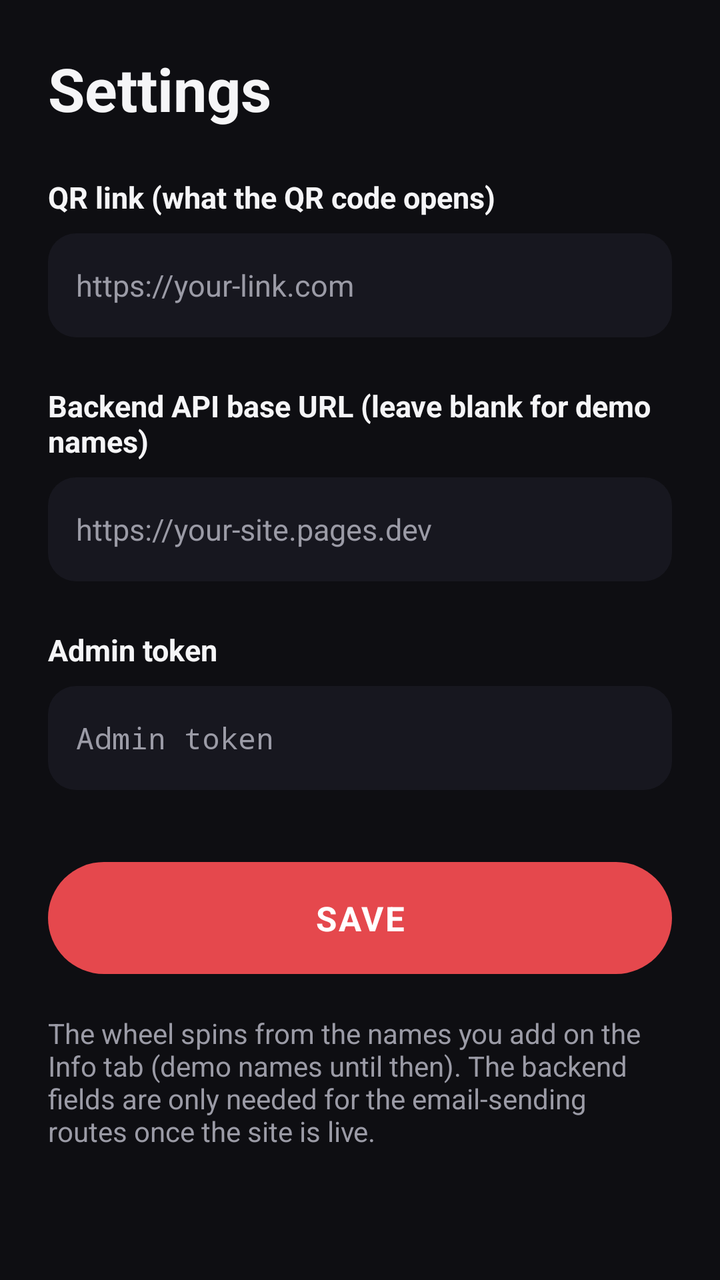
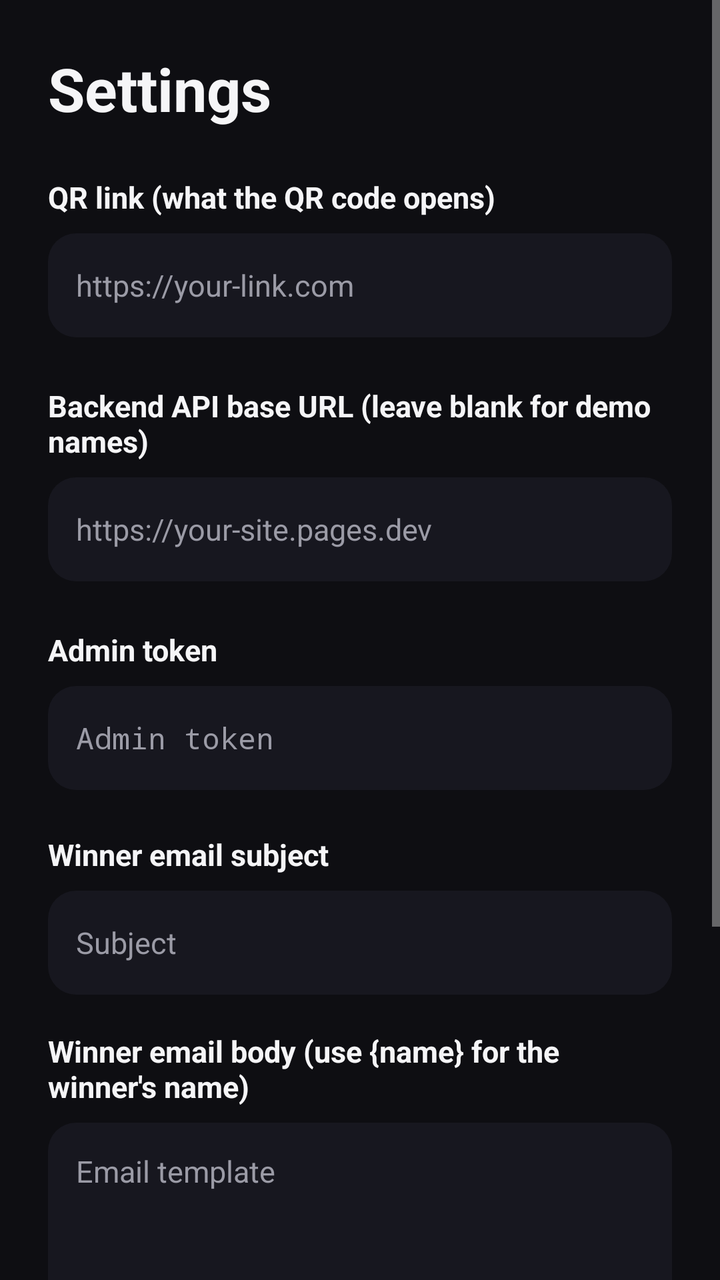

Before-and-after screenshots of an Android layout around one commit, followed by the original layout XML and the change that was made.
<!-- AndroidManifest.xml: application theme AppTheme -->
<!-- res/layout/activity_settings.xml -->
<?xml version="1.0" encoding="utf-8"?>
<ScrollView xmlns:android="http://schemas.android.com/apk/res/android"
    android:layout_width="match_parent"
    android:layout_height="match_parent"
    android:fillViewport="true"
    android:background="@color/bg">
    <LinearLayout
        android:orientation="vertical"
        android:layout_width="match_parent"
        android:layout_height="wrap_content"
        android:padding="24dp">
        <TextView
            android:layout_width="wrap_content"
            android:layout_height="wrap_content"
            android:text="Settings"
            android:textColor="@color/text"
            android:textSize="30sp"
            android:textStyle="bold"
            android:layout_marginBottom="24dp" />
        <TextView
            android:layout_width="wrap_content"
            android:layout_height="wrap_content"
            android:text="QR link (what the QR code opens)"
            android:textColor="@color/text"
            android:textSize="15sp"
            android:textStyle="bold" />
        <EditText
            android:id="@+id/inSignupUrl"
            android:layout_width="match_parent"
            android:layout_height="52dp"
            android:layout_marginTop="8dp"
            android:background="@drawable/bg_input_dark"
            android:padding="14dp"
            android:textColor="@color/text"
            android:textColorHint="@color/text_dim"
            android:hint="https://your-link.com"
            android:inputType="textUri"
            android:textSize="15sp" />
        <TextView
            android:layout_width="wrap_content"
            android:layout_height="wrap_content"
            android:text="Backend API base URL (leave blank for demo names)"
            android:textColor="@color/text"
            android:textSize="15sp"
            android:textStyle="bold"
            android:layout_marginTop="24dp" />
        <EditText
            android:id="@+id/inApiBase"
            android:layout_width="match_parent"
            android:layout_height="52dp"
            android:layout_marginTop="8dp"
            android:background="@drawable/bg_input_dark"
            android:padding="14dp"
            android:textColor="@color/text"
            android:textColorHint="@color/text_dim"
            android:hint="https://your-site.pages.dev"
            android:inputType="textUri"
            android:textSize="15sp" />
        <TextView
            android:layout_width="wrap_content"
            android:layout_height="wrap_content"
            android:text="Admin token"
            android:textColor="@color/text"
            android:textSize="15sp"
            android:textStyle="bold"
            android:layout_marginTop="24dp" />
        <EditText
            android:id="@+id/inAdminToken"
            android:layout_width="match_parent"
            android:layout_height="52dp"
            android:layout_marginTop="8dp"
            android:background="@drawable/bg_input_dark"
            android:padding="14dp"
            android:textColor="@color/text"
            android:textColorHint="@color/text_dim"
            android:hint="Admin token"
            android:inputType="textPassword"
            android:textSize="15sp" />
        <TextView
            android:id="@+id/btnSave"
            android:layout_width="match_parent"
            android:layout_height="56dp"
            android:layout_marginTop="36dp"
            android:background="@drawable/bg_button_red"
            android:gravity="center"
            android:text="SAVE"
            android:textColor="#FFFFFFFF"
            android:textSize="17sp"
            android:textStyle="bold"
            android:letterSpacing="0.05" />
        <TextView
            android:layout_width="wrap_content"
            android:layout_height="wrap_content"
            android:text="The wheel spins from the names you add on the Info tab (demo names until then). The backend fields are only needed for the email-sending routes once the site is live."
            android:textColor="@color/text_dim"
            android:textSize="14sp"
            android:layout_marginTop="20dp" />
    </LinearLayout>
</ScrollView>
<!-- resources referenced by this layout -->
<resources>
  <color name="bg">#FF0E0E12</color>
  <color name="text">#FFF5F5F7</color>
  <color name="text_dim">#FF9B9BA6</color>
  <!-- drawable bg_button_red (drawable) -->
  <?xml version="1.0" encoding="utf-8"?>
  <selector xmlns:android="http://schemas.android.com/apk/res/android">
      <item android:state_pressed="true">
          <shape android:shape="rectangle"><solid android:color="#FFC93A3F" /><corners android:radius="28dp" /></shape>
      </item>
      <item android:state_enabled="false">
          <shape android:shape="rectangle"><solid android:color="#FF5A2A2D" /><corners android:radius="28dp" /></shape>
      </item>
      <item>
          <shape android:shape="rectangle"><solid android:color="#FFE5484D" /><corners android:radius="28dp" /></shape>
      </item>
  </selector>
  <!-- drawable bg_input_dark (drawable) -->
  <?xml version="1.0" encoding="utf-8"?>
  <shape xmlns:android="http://schemas.android.com/apk/res/android" android:shape="rectangle">
      <solid android:color="#FF17171F" />
      <corners android:radius="14dp" />
  </shape>
  <style name="AppTheme" parent="android:Theme.Material.NoActionBar">
          <item name="android:windowBackground">@color/bg</item>
          <item name="android:statusBarColor">@color/bg</item>
          <item name="android:navigationBarColor">@color/bg</item>
          <item name="android:colorAccent">@color/accent</item>
      </style>
  <color name="accent">#FFE5484D</color>
</resources>

<!-- the commit's change to res/layout/activity_settings.xml (unified diff, before → after) -->
@@ -77,6 +77,47 @@
             android:inputType="textPassword"
             android:textSize="15sp" />
         <TextView
+            android:layout_width="wrap_content"
+            android:layout_height="wrap_content"
+            android:layout_marginTop="22dp"
+            android:text="Winner email subject"
+            android:textColor="@color/text"
+            android:textSize="15sp"
+            android:textStyle="bold" />
+        <EditText
+            android:id="@+id/inWinSubject"
+            android:layout_width="match_parent"
+            android:layout_height="52dp"
+            android:layout_marginTop="8dp"
+            android:background="@drawable/bg_input_dark"
+            android:padding="14dp"
+            android:textColor="@color/text"
+            android:textColorHint="@color/text_dim"
+            android:hint="Subject"
+            android:textSize="15sp" />
+        <TextView
+            android:layout_width="wrap_content"
+            android:layout_height="wrap_content"
+            android:layout_marginTop="18dp"
+            android:text="Winner email body (use {name} for the winner's name)"
+            android:textColor="@color/text"
+            android:textSize="15sp"
+            android:textStyle="bold" />
+        <EditText
+            android:id="@+id/inWinBody"
+            android:layout_width="match_parent"
+            android:layout_height="wrap_content"
+            android:minLines="5"
+            android:layout_marginTop="8dp"
+            android:background="@drawable/bg_input_dark"
+            android:padding="14dp"
+            android:textColor="@color/text"
+            android:textColorHint="@color/text_dim"
+            android:hint="Email template"
+            android:gravity="top"
+            android:inputType="textMultiLine"
+            android:textSize="15sp" />
+        <TextView
             android:id="@+id/btnSave"
             android:layout_width="match_parent"
             android:layout_height="56dp"
